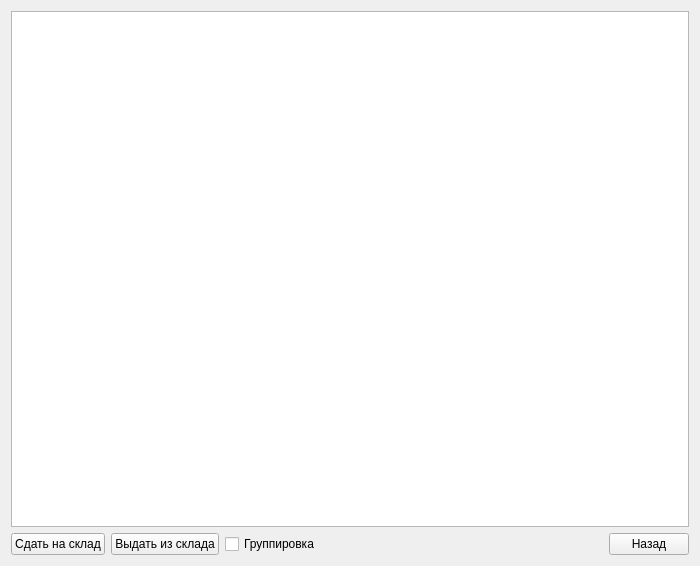
The window that stockforma.ui (Lelius/protyazhka) describes before a commit, drawn with Qt 5.
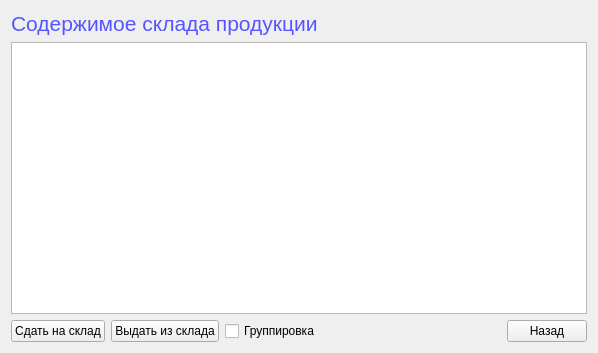
The same window after the commit.

The edit to the form file:
```diff
--- a/stockforma.ui
+++ b/stockforma.ui
@@ -6,8 +6,8 @@
    <rect>
     <x>0</x>
     <y>0</y>
-    <width>700</width>
-    <height>566</height>
+    <width>598</width>
+    <height>353</height>
    </rect>
   </property>
   <property name="windowTitle">
@@ -16,10 +16,7 @@
   <layout class="QGridLayout" name="gridLayout_3">
    <item row="0" column="0">
     <layout class="QGridLayout" name="gridLayout_2">
-     <item row="0" column="0">
-      <widget class="QTableView" name="tableViewStock"/>
-     </item>
-     <item row="1" column="0">
+     <item row="2" column="0">
       <layout class="QGridLayout" name="gridLayout">
        <item row="0" column="0">
         <widget class="QPushButton" name="pushButtonStockIn">
@@ -67,6 +64,16 @@
        </item>
       </layout>
      </item>
+     <item row="1" column="0">
+      <widget class="QTableView" name="tableViewStock"/>
+     </item>
+     <item row="0" column="0">
+      <widget class="QLabel" name="labelStockTopText">
+       <property name="text">
+        <string>&lt;html&gt;&lt;head/&gt;&lt;body&gt;&lt;p&gt;&lt;span style=&quot; font-size:16pt; color:#5555ff;&quot;&gt;Содержимое склада продукции&lt;/span&gt;&lt;/p&gt;&lt;/body&gt;&lt;/html&gt;</string>
+       </property>
+      </widget>
+     </item>
     </layout>
    </item>
   </layout>
```
